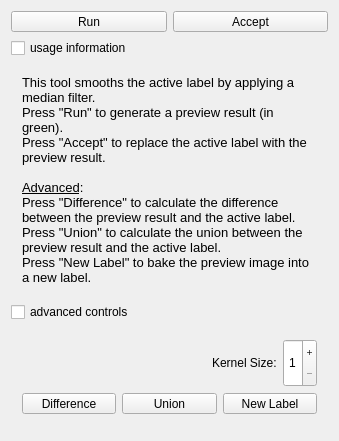
Before: the Qt Designer form Modules/SegmentationUI/Qmitk/QmitkMedianTool3DGUIControls.ui in MITK/MITK, drawn with Qt 5.
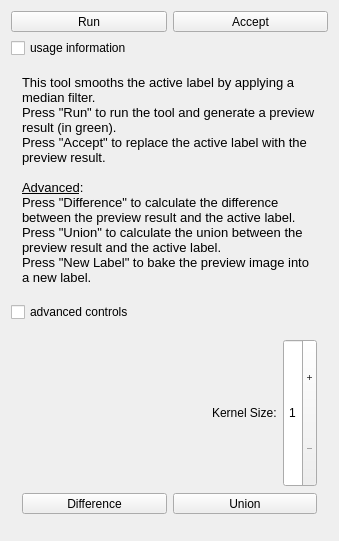
After: the same form once the commit is applied. Icons and pictures are not drawn.

Commit message: some more fixes on morphologic tools

```diff
--- a/Modules/SegmentationUI/Qmitk/QmitkMedianTool3DGUIControls.ui
+++ b/Modules/SegmentationUI/Qmitk/QmitkMedianTool3DGUIControls.ui
@@ -7,7 +7,7 @@
     <x>0</x>
     <y>0</y>
     <width>339</width>
-    <height>441</height>
+    <height>541</height>
    </rect>
   </property>
   <property name="sizePolicy">
@@ -145,7 +145,7 @@
 p, li { white-space: pre-wrap; }
 &lt;/style&gt;&lt;/head&gt;&lt;body style=&quot; font-family:'MS Shell Dlg 2'; font-size:8pt; font-weight:400; font-style:normal;&quot;&gt;
 &lt;p style=&quot; margin-top:0px; margin-bottom:0px; margin-left:0px; margin-right:0px; -qt-block-indent:0; text-indent:0px;&quot;&gt;&lt;span style=&quot; font-family:'Sans'; font-size:10pt;&quot;&gt;This tool smooths the active label by applying a median filter.&lt;/span&gt;&lt;/p&gt;
-&lt;p style=&quot; margin-top:0px; margin-bottom:0px; margin-left:0px; margin-right:0px; -qt-block-indent:0; text-indent:0px;&quot;&gt;&lt;span style=&quot; font-family:'Sans'; font-size:10pt;&quot;&gt;Press &amp;quot;Run&amp;quot; to generate a preview result (in green).&lt;/span&gt;&lt;/p&gt;
+&lt;p style=&quot; margin-top:0px; margin-bottom:0px; margin-left:0px; margin-right:0px; -qt-block-indent:0; text-indent:0px;&quot;&gt;&lt;span style=&quot; font-family:'Sans'; font-size:10pt;&quot;&gt;Press &amp;quot;Run&amp;quot; to run the tool and generate a preview result (in green).&lt;/span&gt;&lt;/p&gt;
 &lt;p style=&quot; margin-top:0px; margin-bottom:0px; margin-left:0px; margin-right:0px; -qt-block-indent:0; text-indent:0px;&quot;&gt;&lt;span style=&quot; font-family:'Sans'; font-size:10pt;&quot;&gt;Press &amp;quot;Accept&amp;quot; to replace the active label with the preview result.&lt;/span&gt;&lt;/p&gt;
 &lt;p style=&quot;-qt-paragraph-type:empty; margin-top:0px; margin-bottom:0px; margin-left:0px; margin-right:0px; -qt-block-indent:0; text-indent:0px; font-family:'Sans'; font-size:10pt;&quot;&gt;&lt;br /&gt;&lt;/p&gt;
 &lt;p style=&quot; margin-top:0px; margin-bottom:0px; margin-left:0px; margin-right:0px; -qt-block-indent:0; text-indent:0px;&quot;&gt;&lt;span style=&quot; font-family:'Sans'; font-size:10pt; text-decoration: underline;&quot;&gt;Advanced&lt;/span&gt;&lt;span style=&quot; font-family:'Sans'; font-size:10pt;&quot;&gt;:&lt;/span&gt;&lt;/p&gt;
@@ -325,47 +325,6 @@
           </property>
          </widget>
         </item>
-        <item>
-         <widget class="QToolButton" name="m_pbNewLabel">
-          <property name="enabled">
-           <bool>true</bool>
-          </property>
-          <property name="sizePolicy">
-           <sizepolicy hsizetype="Minimum" vsizetype="Fixed">
-            <horstretch>0</horstretch>
-            <verstretch>0</verstretch>
-           </sizepolicy>
-          </property>
-          <property name="toolTip">
-           <string>Replace active label with the difference from the preview result</string>
-          </property>
-          <property name="text">
-           <string>New Label</string>
-          </property>
-          <property name="icon">
-           <iconset resource="../resources/SegmentationUI.qrc">
-            <normaloff>:/Qmitk/NewLabel_48x48.png</normaloff>:/Qmitk/NewLabel_48x48.png</iconset>
-          </property>
-          <property name="iconSize">
-           <size>
-            <width>24</width>
-            <height>24</height>
-           </size>
-          </property>
-          <property name="checkable">
-           <bool>false</bool>
-          </property>
-          <property name="checked">
-           <bool>false</bool>
-          </property>
-          <property name="toolButtonStyle">
-           <enum>Qt::ToolButtonTextUnderIcon</enum>
-          </property>
-          <property name="arrowType">
-           <enum>Qt::NoArrow</enum>
-          </property>
-         </widget>
-        </item>
        </layout>
       </item>
      </layout>
```
The commit also changes 39 other files.
